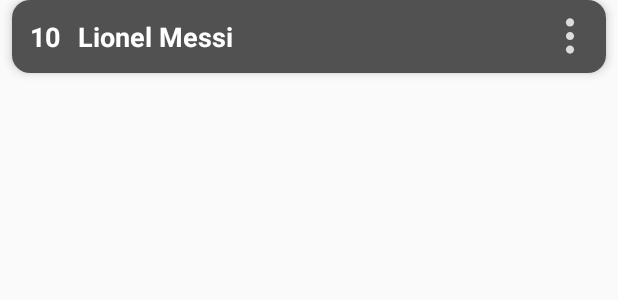
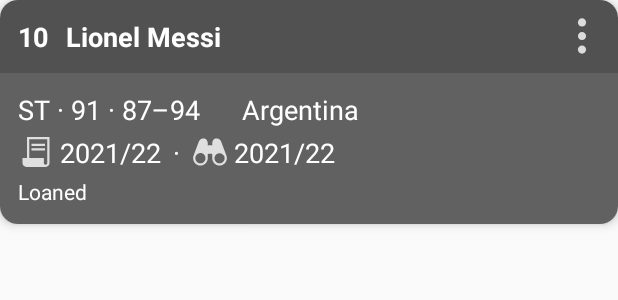
Before and after one commit to DimXlp/ManagerDatabaseApp, an Android app: the layout ft_player_row.xml on its own in the app's theme, with its tools: preview values and no code run, on a phone screen of 412 x 824 dp. Shown: the top 300 px of the screen. Run offline under Robolectric (Android 15) with nearby library versions, the phone set to English and light mode, and no system bars; Roboto replaces fonts that are not available here.

Commit message:
small margin changes

```diff
--- a/app/src/main/res/layout/ft_player_row.xml
+++ b/app/src/main/res/layout/ft_player_row.xml
@@ -4,7 +4,6 @@
     android:layout_width="match_parent"
     android:layout_height="wrap_content"
     android:layout_marginBottom="12dp"
-    android:layout_marginHorizontal="8dp"
     app:cardCornerRadius="12dp"
     app:cardElevation="4dp"
     android:foreground="?android:attr/selectableItemBackground"
@@ -63,8 +62,7 @@
             android:layout_height="wrap_content"
             android:orientation="vertical"
             android:padding="12dp"
-            android:background="@color/lighterGray"
-            android:visibility="gone">
+            android:background="@color/lighterGray">
 
             <LinearLayout
                 android:id="@+id/player_basic_info_container"
--- a/app/src/main/res/layout/yt_player_row.xml
+++ b/app/src/main/res/layout/yt_player_row.xml
@@ -4,7 +4,6 @@
     android:layout_width="match_parent"
     android:layout_height="wrap_content"
     android:layout_marginBottom="12dp"
-    android:layout_marginHorizontal="8dp"
     app:cardCornerRadius="12dp"
     app:cardElevation="4dp"
     android:foreground="?android:attr/selectableItemBackground"
@@ -63,8 +62,7 @@
             android:layout_height="wrap_content"
             android:orientation="vertical"
             android:padding="12dp"
-            android:background="@color/lighterGray"
-            android:visibility="gone">
+            android:background="@color/lighterGray">
 
             <LinearLayout
                 android:id="@+id/player_basic_info_container_ytp"
```
